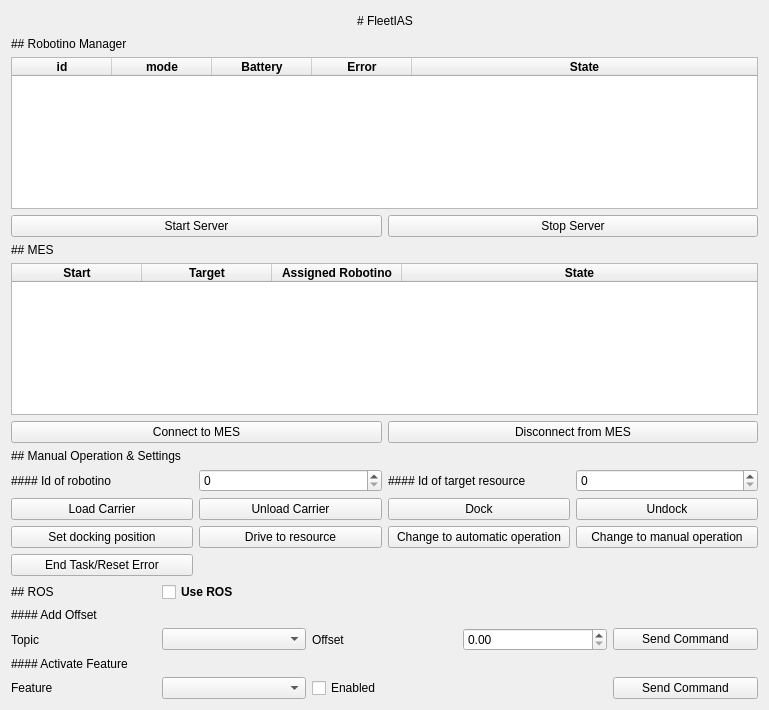
NachtaktiverHalbaffe/FleetIAS, file frontend/gui.ui: the form before one commit.
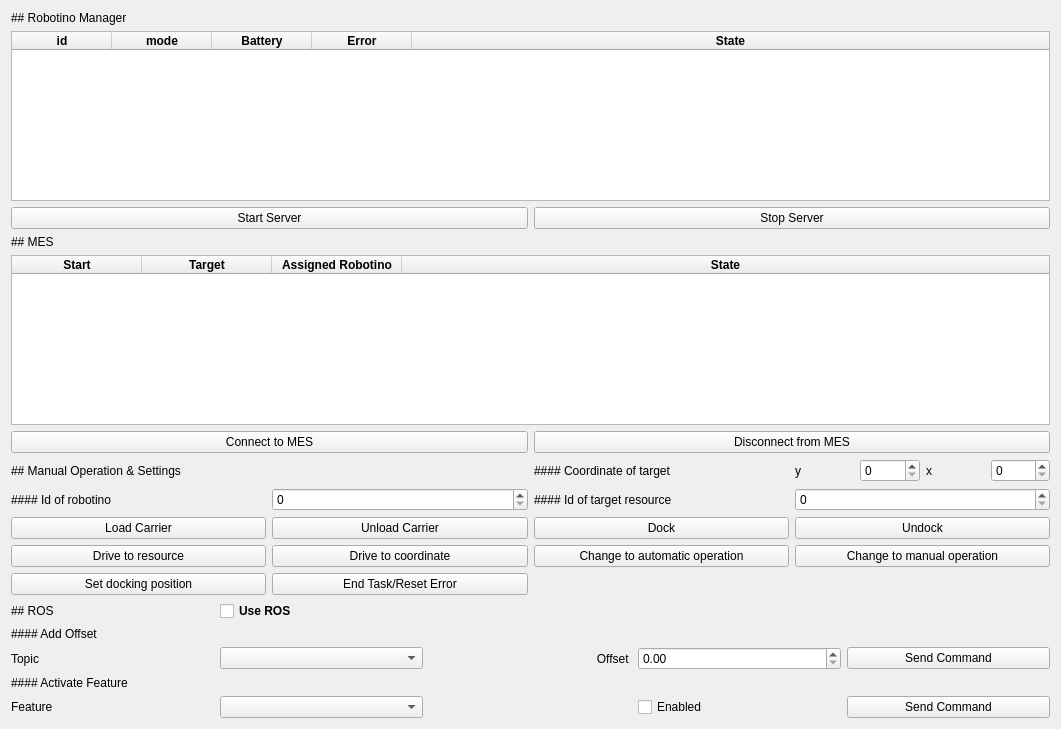
The form after the commit.

Commit message: Added navigation to coordinate

Patch:
```diff
--- a/frontend/gui.ui
+++ b/frontend/gui.ui
@@ -6,54 +6,14 @@
    <rect>
     <x>0</x>
     <y>0</y>
-    <width>769</width>
-    <height>710</height>
+    <width>1061</width>
+    <height>729</height>
    </rect>
   </property>
   <property name="windowTitle">
    <string>FleetIAS</string>
   </property>
   <layout class="QVBoxLayout" name="verticalLayout">
-   <item>
-    <layout class="QHBoxLayout" name="titleView">
-     <item>
-      <spacer name="spacerTitleLeft">
-       <property name="orientation">
-        <enum>Qt::Horizontal</enum>
-       </property>
-       <property name="sizeHint" stdset="0">
-        <size>
-         <width>40</width>
-         <height>20</height>
-        </size>
-       </property>
-      </spacer>
-     </item>
-     <item>
-      <widget class="QLabel" name="labelTitle">
-       <property name="text">
-        <string># FleetIAS</string>
-       </property>
-       <property name="textFormat">
-        <enum>Qt::MarkdownText</enum>
-       </property>
-      </widget>
-     </item>
-     <item>
-      <spacer name="spacerTitleRight">
-       <property name="orientation">
-        <enum>Qt::Horizontal</enum>
-       </property>
-       <property name="sizeHint" stdset="0">
-        <size>
-         <width>40</width>
-         <height>20</height>
-        </size>
-       </property>
-      </spacer>
-     </item>
-    </layout>
-   </item>
    <item>
     <layout class="QGridLayout" name="gridViewRobotinoManager">
      <item row="2" column="1">
@@ -295,45 +255,64 @@
        </property>
       </widget>
      </item>
-     <item row="3" column="3">
-      <widget class="QPushButton" name="buttonUndock">
-       <property name="text">
-        <string>Undock</string>
-       </property>
-       <property name="autoDefault">
-        <bool>false</bool>
-       </property>
-      </widget>
-     </item>
-     <item row="4" column="3">
-      <widget class="QPushButton" name="buttonSetManual">
-       <property name="text">
-        <string>Change to manual operation</string>
-       </property>
-      </widget>
+     <item row="2" column="3">
+      <widget class="QSpinBox" name="inputResourceId"/>
      </item>
      <item row="4" column="2">
+      <widget class="QPushButton" name="buttonDock">
+       <property name="text">
+        <string>Dock</string>
+       </property>
+       <property name="autoDefault">
+        <bool>false</bool>
+       </property>
+      </widget>
+     </item>
+     <item row="5" column="2">
       <widget class="QPushButton" name="buttonSetAutomatic">
        <property name="text">
         <string>Change to automatic operation</string>
        </property>
       </widget>
      </item>
-     <item row="4" column="1">
-      <widget class="QPushButton" name="buttonDriveTo">
+     <item row="5" column="3">
+      <widget class="QPushButton" name="buttonSetManual">
        <property name="text">
-        <string>Drive to resource</string>
+        <string>Change to manual operation</string>
+       </property>
+      </widget>
+     </item>
+     <item row="1" column="0" colspan="2">
+      <widget class="QLabel" name="labelManualOp">
+       <property name="text">
+        <string>## Manual Operation &amp; Settings</string>
+       </property>
+       <property name="textFormat">
+        <enum>Qt::MarkdownText</enum>
        </property>
       </widget>
      </item>
      <item row="4" column="0">
-      <widget class="QPushButton" name="buttonSetDockingPos">
+      <widget class="QPushButton" name="buttonLoadCarrier">
        <property name="text">
-        <string>Set docking position</string>
+        <string>Load Carrier</string>
        </property>
       </widget>
      </item>
-     <item row="3" column="1">
+     <item row="2" column="1">
+      <widget class="QSpinBox" name="inputRobtinoId"/>
+     </item>
+     <item row="4" column="3">
+      <widget class="QPushButton" name="buttonUndock">
+       <property name="text">
+        <string>Undock</string>
+       </property>
+       <property name="autoDefault">
+        <bool>false</bool>
+       </property>
+      </widget>
+     </item>
+     <item row="4" column="1">
       <widget class="QPushButton" name="buttonUnloadCarrier">
        <property name="text">
         <string>Unload Carrier</string>
@@ -353,40 +332,62 @@
        </property>
       </widget>
      </item>
-     <item row="2" column="1">
-      <widget class="QSpinBox" name="inputRobtinoId"/>
+     <item row="1" column="3">
+      <layout class="QHBoxLayout" name="horizontalLayout_2">
+       <item>
+        <widget class="QLabel" name="label_3">
+         <property name="text">
+          <string>y</string>
+         </property>
+        </widget>
+       </item>
+       <item>
+        <widget class="QSpinBox" name="xSpinBox"/>
+       </item>
+       <item>
+        <widget class="QLabel" name="label_2">
+         <property name="text">
+          <string>x</string>
+         </property>
+        </widget>
+       </item>
+       <item>
+        <widget class="QSpinBox" name="ySpinBox"/>
+       </item>
+      </layout>
      </item>
-     <item row="3" column="2">
-      <widget class="QPushButton" name="buttonDock">
+     <item row="1" column="2">
+      <widget class="QLabel" name="label_4">
        <property name="text">
-        <string>Dock</string>
-       </property>
-       <property name="autoDefault">
-        <bool>false</bool>
-       </property>
-      </widget>
-     </item>
-     <item row="1" column="0" colspan="2">
-      <widget class="QLabel" name="labelManualOp">
-       <property name="text">
-        <string>## Manual Operation &amp; Settings</string>
+        <string>#### Coordinate of target</string>
        </property>
        <property name="textFormat">
         <enum>Qt::MarkdownText</enum>
        </property>
       </widget>
      </item>
-     <item row="2" column="3">
-      <widget class="QSpinBox" name="inputResourceId"/>
-     </item>
-     <item row="3" column="0">
-      <widget class="QPushButton" name="buttonLoadCarrier">
-       <property name="text">
-        <string>Load Carrier</string>
-       </property>
-      </widget>
-     </item>
      <item row="5" column="0">
+      <widget class="QPushButton" name="buttonDriveTo">
+       <property name="text">
+        <string>Drive to resource</string>
+       </property>
+      </widget>
+     </item>
+     <item row="5" column="1">
+      <widget class="QPushButton" name="buttonDriveToPos">
+       <property name="text">
+        <string>Drive to coordinate</string>
+       </property>
+      </widget>
+     </item>
+     <item row="6" column="0">
+      <widget class="QPushButton" name="buttonSetDockingPos">
+       <property name="text">
+        <string>Set docking position</string>
+       </property>
+      </widget>
+     </item>
+     <item row="6" column="1">
       <widget class="QPushButton" name="buttonEndTask">
        <property name="text">
         <string>End Task/Reset Error</string>
@@ -433,8 +434,14 @@
      </item>
      <item row="2" column="2">
       <widget class="QLabel" name="label_offset">
+       <property name="layoutDirection">
+        <enum>Qt::LeftToRight</enum>
+       </property>
        <property name="text">
-        <string>Offset</string>
+        <string>Offset </string>
+       </property>
+       <property name="alignment">
+        <set>Qt::AlignRight|Qt::AlignTrailing|Qt::AlignVCenter</set>
        </property>
       </widget>
      </item>
@@ -491,7 +498,7 @@
        </property>
       </widget>
      </item>
-     <item row="7" column="2">
+     <item row="7" column="3">
       <widget class="QCheckBox" name="checkBox_feature">
        <property name="text">
         <string>Enabled</string>
```
The commit also changes 4 other files.
